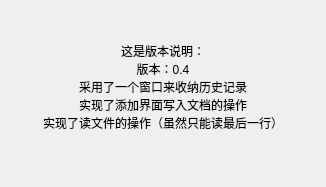
First picture: the form in about.ui, repository R-anso/2023226, before the edit.
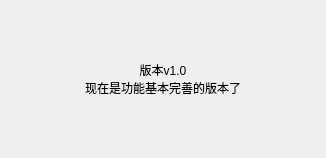
Second picture: the form after the edit.

The edit to the form file:
```diff
--- a/about.ui
+++ b/about.ui
@@ -7,7 +7,7 @@
     <x>0</x>
     <y>0</y>
     <width>326</width>
-    <height>187</height>
+    <height>158</height>
    </rect>
   </property>
   <property name="windowTitle">
@@ -17,12 +17,8 @@
    <item row="0" column="0">
     <widget class="QLabel" name="label">
      <property name="text">
-      <string>这是版本说明：
-版本：0.4 
-采用了一个窗口来收纳历史记录
-实现了添加界面写入文档的操作
-实现了读文件的操作（虽然只能读最后一行）
-</string>
+      <string>版本v1.0
+现在是功能基本完善的版本了</string>
      </property>
      <property name="alignment">
       <set>Qt::AlignCenter</set>
```
